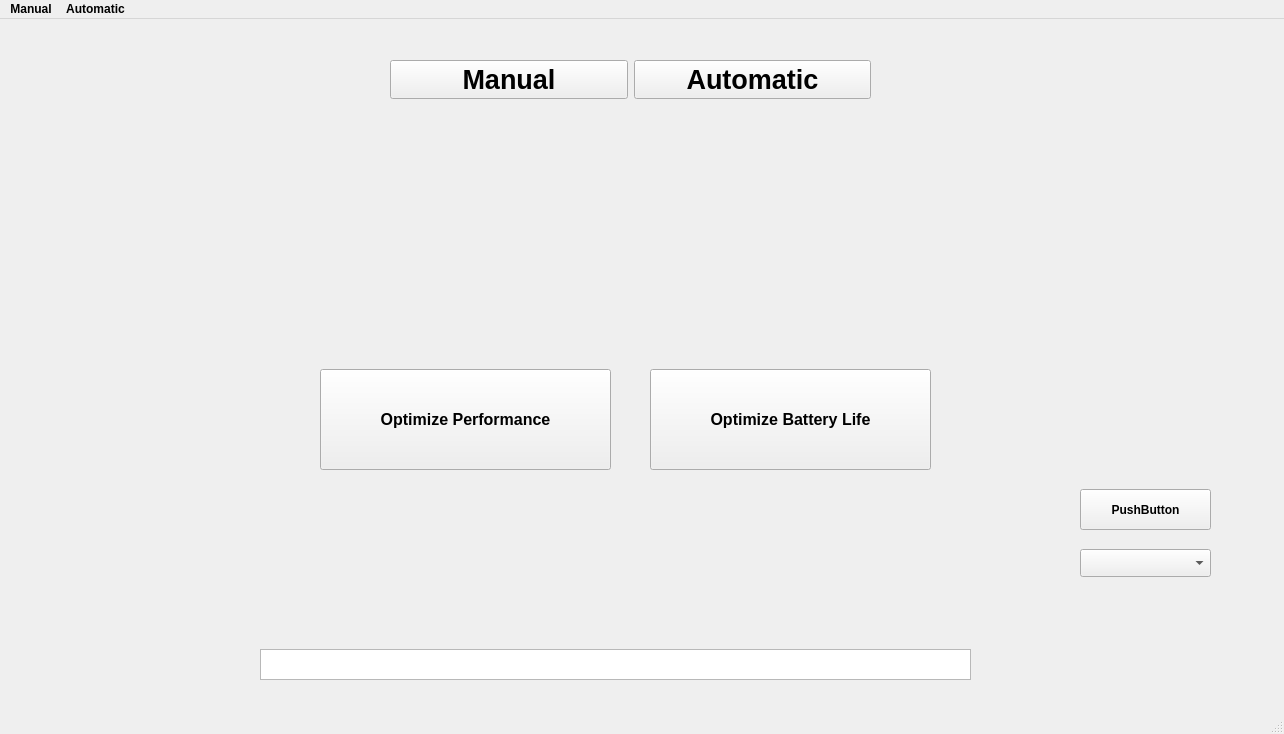
Bombardofficial/OptiWinGUI, file mainwindow.ui: the form before one commit.
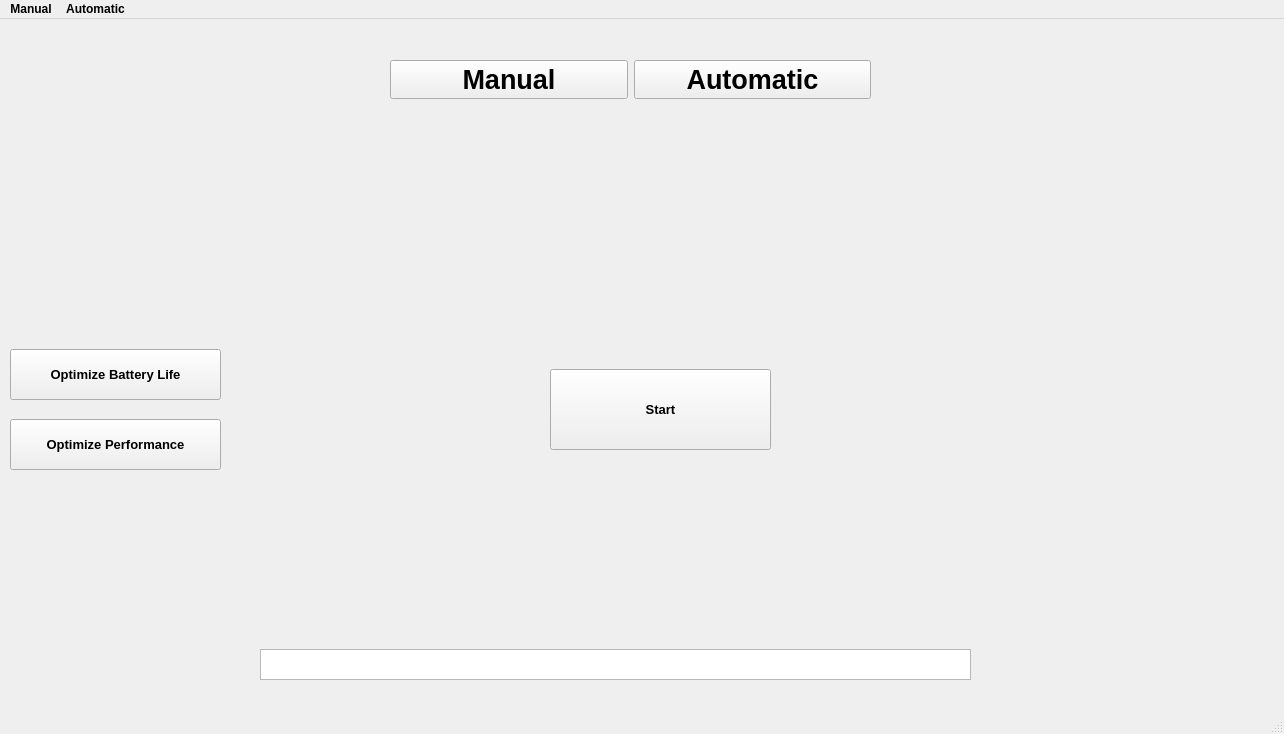
The form after the commit. Icons and pictures are not drawn.

Patch:
```diff
--- a/mainwindow.ui
+++ b/mainwindow.ui
@@ -351,15 +351,15 @@
      <widget class="QPushButton" name="normalModeButton">
       <property name="geometry">
        <rect>
-        <x>650</x>
-        <y>250</y>
-        <width>281</width>
-        <height>101</height>
+        <x>10</x>
+        <y>230</y>
+        <width>211</width>
+        <height>51</height>
        </rect>
       </property>
       <property name="font">
        <font>
-        <pointsize>12</pointsize>
+        <pointsize>10</pointsize>
         <bold>true</bold>
         <underline>false</underline>
        </font>
@@ -377,15 +377,15 @@
      <widget class="QPushButton" name="turboModeButton">
       <property name="geometry">
        <rect>
-        <x>320</x>
-        <y>250</y>
-        <width>291</width>
-        <height>101</height>
+        <x>10</x>
+        <y>300</y>
+        <width>211</width>
+        <height>51</height>
        </rect>
       </property>
       <property name="font">
        <font>
-        <pointsize>12</pointsize>
+        <pointsize>10</pointsize>
         <bold>true</bold>
         <underline>false</underline>
        </font>
@@ -429,36 +429,13 @@
      <widget class="QWidget" name="priorityGroup" native="true">
       <property name="geometry">
        <rect>
-        <x>320</x>
+        <x>510</x>
         <y>360</y>
         <width>291</width>
         <height>141</height>
        </rect>
       </property>
      </widget>
-     <widget class="QPushButton" name="startButton">
-      <property name="geometry">
-       <rect>
-        <x>1080</x>
-        <y>370</y>
-        <width>131</width>
-        <height>41</height>
-       </rect>
-      </property>
-      <property name="text">
-       <string>PushButton</string>
-      </property>
-     </widget>
-     <widget class="QComboBox" name="durationComboBox">
-      <property name="geometry">
-       <rect>
-        <x>1080</x>
-        <y>430</y>
-        <width>131</width>
-        <height>28</height>
-       </rect>
-      </property>
-     </widget>
      <widget class="QLabel" name="statusLabel">
       <property name="geometry">
        <rect>
@@ -472,6 +449,32 @@
        <string/>
       </property>
      </widget>
+     <widget class="QPushButton" name="dynamicModeButton">
+      <property name="geometry">
+       <rect>
+        <x>550</x>
+        <y>250</y>
+        <width>221</width>
+        <height>81</height>
+       </rect>
+      </property>
+      <property name="font">
+       <font>
+        <pointsize>10</pointsize>
+        <bold>true</bold>
+        <underline>false</underline>
+       </font>
+      </property>
+      <property name="cursor">
+       <cursorShape>PointingHandCursor</cursorShape>
+      </property>
+      <property name="text">
+       <string>Start</string>
+      </property>
+      <property name="checkable">
+       <bool>true</bool>
+      </property>
+     </widget>
     </widget>
    </widget>
   </widget>
```
